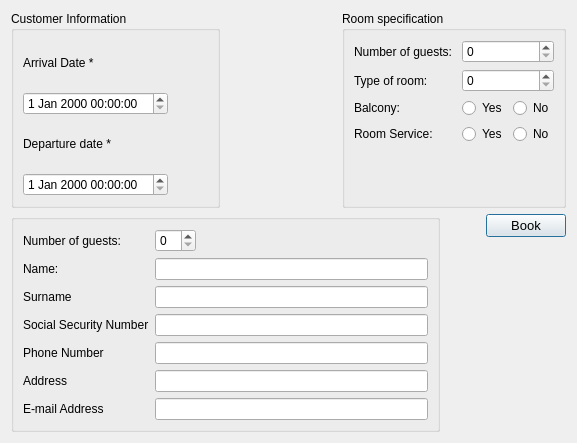
Qt form code/qtApp/bookingDialog.ui (stoptherock1/HSM) before a commit.
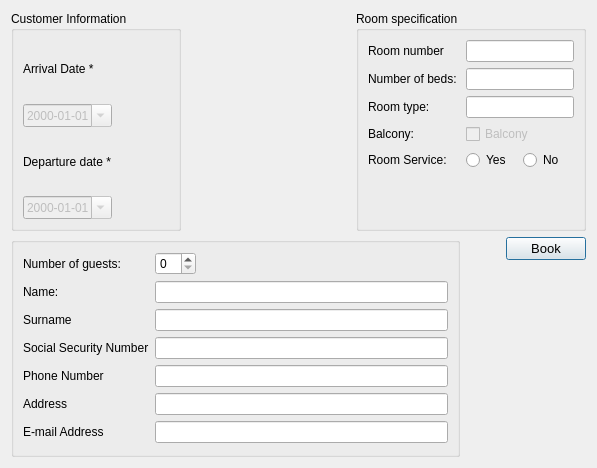
The same form after that commit.

```diff
--- a/code/qtApp/bookingDialog.ui
+++ b/code/qtApp/bookingDialog.ui
@@ -6,8 +6,8 @@
    <rect>
     <x>0</x>
     <y>0</y>
-    <width>577</width>
-    <height>443</height>
+    <width>597</width>
+    <height>468</height>
    </rect>
   </property>
   <property name="sizePolicy">
@@ -49,7 +49,17 @@
              </widget>
             </item>
             <item>
-             <widget class="QDateTimeEdit" name="dateTimeEdit"/>
+             <widget class="QDateEdit" name="from_dateEdit">
+              <property name="enabled">
+               <bool>false</bool>
+              </property>
+              <property name="displayFormat">
+               <string>yyyy-MM-dd</string>
+              </property>
+              <property name="calendarPopup">
+               <bool>true</bool>
+              </property>
+             </widget>
             </item>
             <item>
              <widget class="QLabel" name="label_3">
@@ -59,7 +69,17 @@
              </widget>
             </item>
             <item>
-             <widget class="QDateTimeEdit" name="dateTimeEdit_2"/>
+             <widget class="QDateEdit" name="till_dateEdit">
+              <property name="enabled">
+               <bool>false</bool>
+              </property>
+              <property name="displayFormat">
+               <string>yyyy-MM-dd</string>
+              </property>
+              <property name="calendarPopup">
+               <bool>true</bool>
+              </property>
+             </widget>
             </item>
            </layout>
           </item>
@@ -100,59 +120,49 @@
         <string>Room specification</string>
        </property>
        <layout class="QFormLayout" name="formLayout_3">
-        <item row="0" column="0">
+        <item row="1" column="0">
          <widget class="QLabel" name="label_14">
           <property name="text">
-           <string>Number of guests: </string>
+           <string>Number of beds: </string>
           </property>
          </widget>
         </item>
-        <item row="0" column="1">
-         <widget class="QSpinBox" name="spinBox_2"/>
-        </item>
-        <item row="1" column="0">
+        <item row="2" column="0">
          <widget class="QLabel" name="label_15">
           <property name="text">
-           <string>Type of room:  </string>
+           <string>Room type:</string>
           </property>
          </widget>
         </item>
-        <item row="1" column="1">
-         <widget class="QSpinBox" name="spinBox_3"/>
-        </item>
-        <item row="2" column="0">
+        <item row="3" column="0">
          <widget class="QLabel" name="label_16">
           <property name="text">
            <string>Balcony:</string>
           </property>
          </widget>
         </item>
-        <item row="2" column="1">
+        <item row="3" column="1">
          <layout class="QHBoxLayout" name="horizontalLayout_3">
           <item>
-           <widget class="QRadioButton" name="radioButton_3">
-            <property name="text">
-             <string>Yes</string>
+           <widget class="QCheckBox" name="balcony_checkBox">
+            <property name="enabled">
+             <bool>false</bool>
             </property>
-           </widget>
-          </item>
-          <item>
-           <widget class="QRadioButton" name="radioButton_4">
             <property name="text">
-             <string>No</string>
+             <string>Balcony</string>
             </property>
            </widget>
           </item>
          </layout>
         </item>
-        <item row="3" column="0">
+        <item row="4" column="0">
          <widget class="QLabel" name="label_17">
           <property name="text">
            <string>Room Service: </string>
           </property>
          </widget>
         </item>
-        <item row="3" column="1">
+        <item row="4" column="1">
          <layout class="QHBoxLayout" name="horizontalLayout_2">
           <item>
            <widget class="QRadioButton" name="radioButton">
@@ -170,6 +180,34 @@
           </item>
          </layout>
         </item>
+        <item row="2" column="1">
+         <widget class="QLineEdit" name="roomType_lineEdit">
+          <property name="readOnly">
+           <bool>true</bool>
+          </property>
+         </widget>
+        </item>
+        <item row="1" column="1">
+         <widget class="QLineEdit" name="numberOfBeds_lineEdit">
+          <property name="readOnly">
+           <bool>true</bool>
+          </property>
+         </widget>
+        </item>
+        <item row="0" column="1">
+         <widget class="QLineEdit" name="roomNumber_lineEdit">
+          <property name="readOnly">
+           <bool>true</bool>
+          </property>
+         </widget>
+        </item>
+        <item row="0" column="0">
+         <widget class="QLabel" name="label">
+          <property name="text">
+           <string>Room number</string>
+          </property>
+         </widget>
+        </item>
        </layout>
       </widget>
      </item>
@@ -201,7 +239,11 @@
          </widget>
         </item>
         <item row="1" column="1">
-         <widget class="QLineEdit" name="nameLineEdit"/>
+         <widget class="QLineEdit" name="name_lineEdit">
+          <property name="clearButtonEnabled">
+           <bool>true</bool>
+          </property>
+         </widget>
         </item>
         <item row="2" column="0">
          <widget class="QLabel" name="lastNameLabel">
@@ -211,7 +253,11 @@
          </widget>
         </item>
         <item row="2" column="1">
-         <widget class="QLineEdit" name="lastNameLineEdit"/>
+         <widget class="QLineEdit" name="surname_lineEdit">
+          <property name="clearButtonEnabled">
+           <bool>true</bool>
+          </property>
+         </widget>
         </item>
         <item row="3" column="0">
          <widget class="QLabel" name="socialSecurityNumberLabel">
@@ -221,7 +267,11 @@
          </widget>
         </item>
         <item row="3" column="1">
-         <widget class="QLineEdit" name="socialSecurityNumberLineEdit"/>
+         <widget class="QLineEdit" name="socialSecurityNumber_lineEdit">
+          <property name="clearButtonEnabled">
+           <bool>true</bool>
+          </property>
+         </widget>
         </item>
         <item row="4" column="0">
          <widget class="QLabel" name="phoneNumberLabel">
@@ -231,7 +281,11 @@
          </widget>
         </item>
         <item row="4" column="1">
-         <widget class="QLineEdit" name="phoneNumberLineEdit"/>
+         <widget class="QLineEdit" name="phoneNumber_lineEdit">
+          <property name="clearButtonEnabled">
+           <bool>true</bool>
+          </property>
+         </widget>
         </item>
         <item row="5" column="0">
          <widget class="QLabel" name="addressLabel">
@@ -241,7 +295,11 @@
          </widget>
         </item>
         <item row="5" column="1">
-         <widget class="QLineEdit" name="addressLineEdit"/>
+         <widget class="QLineEdit" name="address_lineEdit">
+          <property name="clearButtonEnabled">
+           <bool>true</bool>
+          </property>
+         </widget>
         </item>
         <item row="6" column="0">
          <widget class="QLabel" name="eMailAddressLabel">
@@ -251,7 +309,11 @@
          </widget>
         </item>
         <item row="6" column="1">
-         <widget class="QLineEdit" name="eMailAddressLineEdit"/>
+         <widget class="QLineEdit" name="email_lineEdit">
+          <property name="clearButtonEnabled">
+           <bool>true</bool>
+          </property>
+         </widget>
         </item>
        </layout>
       </widget>
```
Left out of the diff: 8 changed lines with no effect on the pictures.
